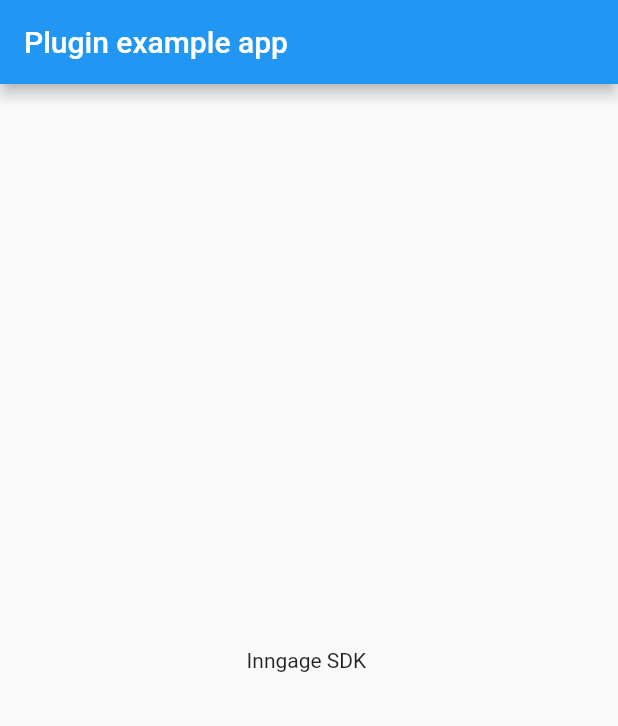
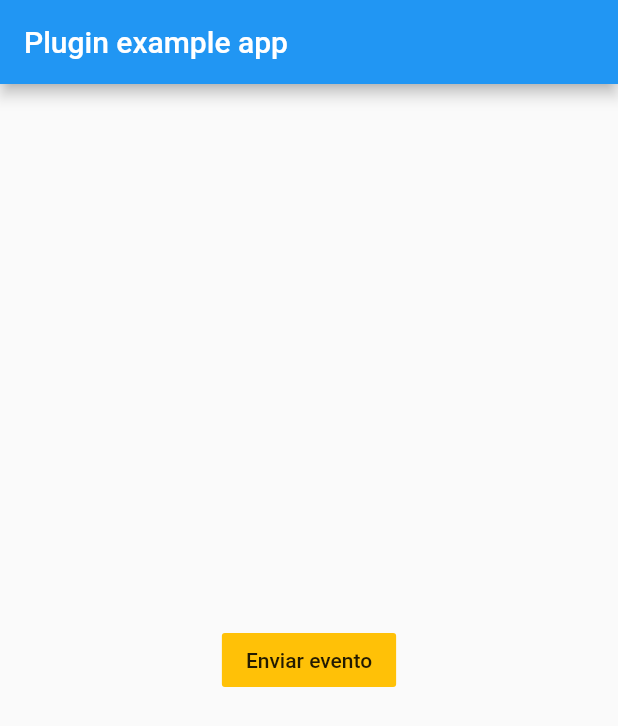
Before and after one commit to inngage/inngage-flutter, a Flutter app: the screen it shows after launch, on a phone screen of 412 x 824 dp. Shown: the top 726 px of the screen. Run offline on Flutter 3.47's test engine with Material 2 defaults, Android fonts, the phone set to English and light mode, and no system bars; our stand-ins replace device_info, firebase_core, firebase_messaging, package_info; missing offline and left inert: devicelocale, flutter_webview_plugin; accounts and stored records are empty; network calls fail; statements that could not run were skipped.

Commit message:
feat: add button in example app

```diff
--- /dev/null
+++ b/example/lib/home_page.dart
@@ -0,0 +1,56 @@
+import 'package:flutter/material.dart';
+import 'package:inngage_plugin/inngage_plugin.dart';
+import 'package:inngage_plugin/inngage_sdk.dart';
+
+class HomePage extends StatefulWidget {
+  HomePage();
+
+  @override
+  _HomePageState createState() => _HomePageState();
+}
+
+class _HomePageState extends State<HomePage> {
+  @override
+  void initState() {
+    super.initState();
+  }
+
+  @override
+  Widget build(BuildContext context) {
+    return Scaffold(
+      appBar: AppBar(
+        title: const Text('Plugin example app'),
+      ),
+      body: Center(
+        child: FlatButton(
+          onPressed: () async {
+            try {
+              final result = await InngageSDK.sendEvent(
+                eventName: 'click me',
+                appToken: '4d5c17ab9ae4ea7f5c989dc50c41bd7e',
+                //identifier: 'appexample@gmail.com',
+              );
+              if (result) {
+                final snackBar = SnackBar(
+                  content: Text('Evento enviado com successo'),
+                  backgroundColor: Colors.green,
+                );
+
+                ScaffoldMessenger.of(context).showSnackBar(snackBar);
+              }
+            } on InngageException catch (_) {
+              final snackBar = SnackBar(
+                content: Text('Houve um erro tente novamente'),
+                backgroundColor: Colors.red,
+              );
+
+              ScaffoldMessenger.of(context).showSnackBar(snackBar);
+            }
+          },
+          child: Text('Enviar evento'),
+          color: Colors.amber,
+        ),
+      ),
+    );
+  }
+}
--- a/example/lib/main.dart
+++ b/example/lib/main.dart
@@ -1,5 +1,6 @@
 import 'package:flutter/material.dart';
 import 'package:inngage_plugin/inngage_sdk.dart';
+import 'my_app.dart';
 
 final GlobalKey<NavigatorState> navigatorKey = GlobalKey<NavigatorState>();
 
@@ -51,51 +52,3 @@ void main() async {
   );
   runApp(MyApp());
 }
-
-class MyApp extends StatefulWidget {
-  @override
-  _MyAppState createState() => _MyAppState();
-}
-
-class _MyAppState extends State<MyApp> {
-  @override
-  void initState() {
-    super.initState();
-  }
-
-  @override
-  Widget build(BuildContext context) {
-    return MaterialApp(
-      navigatorKey: navigatorKey,
-      home: HomePage(),
-    );
-  }
-}
-
-class HomePage extends StatefulWidget {
-  HomePage({Key key}) : super(key: key);
-
-  @override
-  _HomePageState createState() => _HomePageState();
-}
-
-class _HomePageState extends State<HomePage> {
-  @override
-  void initState() {
-    super.initState();
-  }
-
-  @override
-  Widget build(BuildContext context) {
-    return Container(
-      child: Scaffold(
-        appBar: AppBar(
-          title: const Text('Plugin example app'),
-        ),
-        body: Center(
-          child: Text('Inngage SDK '),
-        ),
-      ),
-    );
-  }
-}
--- /dev/null
+++ b/example/lib/my_app.dart
@@ -0,0 +1,23 @@
+import 'package:flutter/material.dart';
+import 'main.dart';
+import 'home_page.dart';
+
+class MyApp extends StatefulWidget {
+  @override
+  _MyAppState createState() => _MyAppState();
+}
+
+class _MyAppState extends State<MyApp> {
+  @override
+  void initState() {
+    super.initState();
+  }
+
+  @override
+  Widget build(BuildContext context) {
+    return MaterialApp(
+      navigatorKey: navigatorKey,
+      home: HomePage(),
+    );
+  }
+}
--- a/lib/inngage_sdk.dart
+++ b/lib/inngage_sdk.dart
@@ -23,9 +23,11 @@ class InngageSDK extends ChangeNotifier {
   static String _phoneNumber = '';
   static String _keyAuthorization = '';
   static Map<String, dynamic> _customFields = {};
-  static InngageNetwork _inngageNetwork = InngageNetwork(keyAuthorization: _keyAuthorization);
+  static InngageNetwork _inngageNetwork =
+      InngageNetwork(keyAuthorization: _keyAuthorization);
   static GlobalKey<NavigatorState> _navigatorKey = GlobalKey<NavigatorState>();
-  static InngageWebViewProperties _inngageWebViewProperties = InngageWebViewProperties();
+  static InngageWebViewProperties _inngageWebViewProperties =
+      InngageWebViewProperties();
 
   static Future<void> subscribe({
     required String appToken,
@@ -93,7 +95,8 @@ class InngageSDK extends ChangeNotifier {
 
     //request permission to iOS device
     if (Platform.isIOS) {
-      await FirebaseMessaging.instance.setForegroundNotificationPresentationOptions(
+      await FirebaseMessaging.instance
+          .setForegroundNotificationPresentationOptions(
         alert: true, // Required to display a heads up notification
         badge: true,
         sound: true,
@@ -187,7 +190,8 @@ class InngageSDK extends ChangeNotifier {
   /// call.
   ///
   /// To verify things are working, check out the native platform logs.
-  static Future<void> _firebaseMessagingBackgroundHandler(RemoteMessage message) async {
+  static Future<void> _firebaseMessagingBackgroundHandler(
+      RemoteMessage message) async {
     // If you're going to use other Firebase services in the background, such as Firestore,
     // make sure you call `initializeApp` before using other Firebase services.
     await Firebase.initializeApp();
@@ -301,7 +305,7 @@ class InngageSDK extends ChangeNotifier {
     _keyAuthorization = keyAuthorization;
   }
 
-  static Future<void> sendEvent({
+  static Future<bool> sendEvent({
     required String eventName,
     required String appToken,
     String? identifier,
@@ -317,7 +321,8 @@ class InngageSDK extends ChangeNotifier {
         ' you need to declare the identifier or registration',
       );
     }
-    return Future.microtask(
+    try {
+      await Future.microtask(
         () async => await _inngageNetwork.sendEvent(
           eventName: eventName,
           appToken: appToken,
@@ -329,6 +334,10 @@ class InngageSDK extends ChangeNotifier {
           conversionEvent: conversionEvent,
         ),
       );
+    } catch (e) {
+      return false;
+    }
+    return true;
   }
 
   static void setCustomFields({required Map<String, dynamic> customFields}) {
```
Also changed, not shown: 1 other file. Lines whose indentation alone changed are shown as unchanged.
